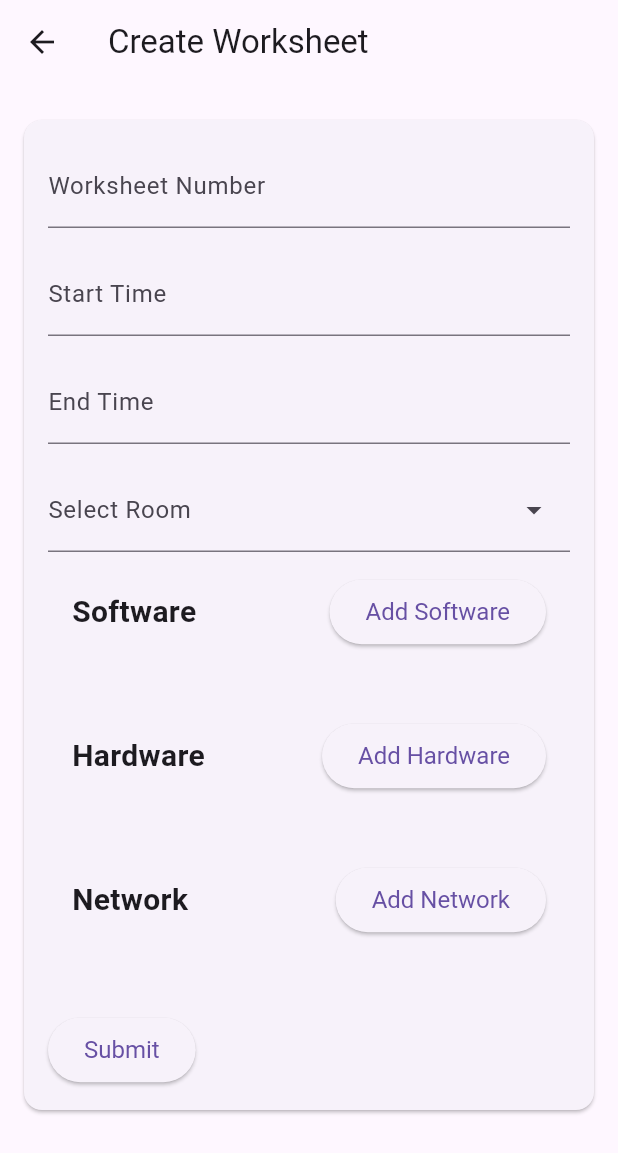
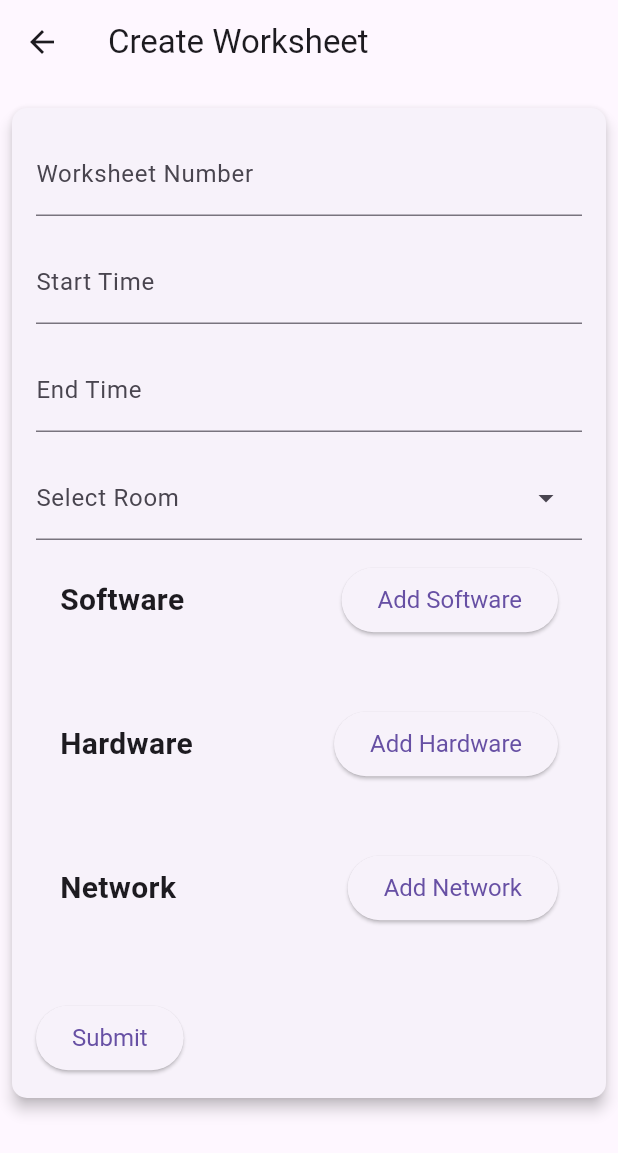
Before and after one commit to madiajijah11/pde_worksheet, a Flutter app: the CreateWorksheetView screen opened by its route, on a phone screen of 412 x 824 dp. Shown: the top 1153 px of the screen. Run offline on Flutter 3.47's test engine with Material 3 defaults, Android fonts, the phone set to English and light mode, and no system bars; drawn by our look-alikes of dropdown_search; our stand-ins replace auto_route, flutter_dotenv, flutter_riverpod, jwt_decoder, shared_preferences; accounts and stored records are empty; network calls fail.

```diff
--- a/lib/src/worksheet/create_worksheet_view.dart
+++ b/lib/src/worksheet/create_worksheet_view.dart
@@ -97,12 +97,16 @@ class _CreateWorksheetViewState extends State<CreateWorksheetView> {
           title: const Text('Create Worksheet'),
         ),
         body: Padding(
-            padding: const EdgeInsets.all(16.0),
+            padding: const EdgeInsets.all(8.0),
             child: Form(
                 key: _formKey,
                 child: ListView(children: [
                   Card(
                     margin: const EdgeInsets.symmetric(vertical: 8.0),
+                    elevation: 4.0,
+                    shape: RoundedRectangleBorder(
+                      borderRadius: BorderRadius.circular(10.0),
+                    ),
                     child: Padding(
                       padding: const EdgeInsets.all(16.0),
                       child: Column(
```
Also changed, not shown: lib/models/auth_state.dart (+17 -0 lines), lib/models/room_state.dart (+12 -0 lines), lib/models/worksheet_state.dart (+25 -0 lines).
